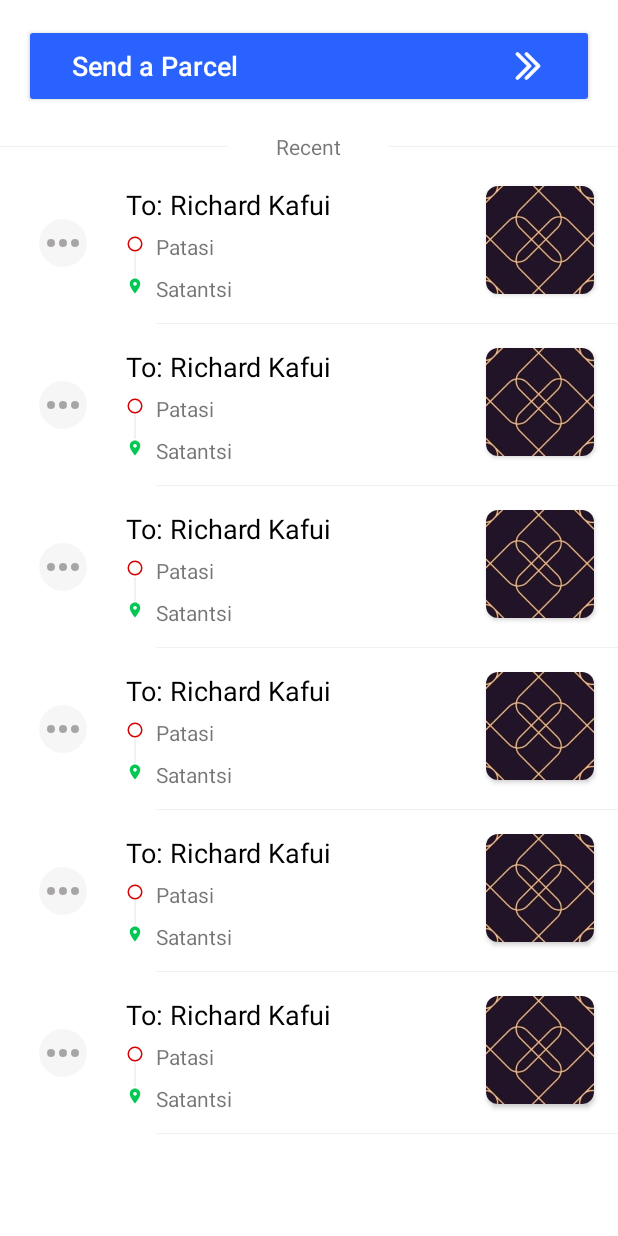
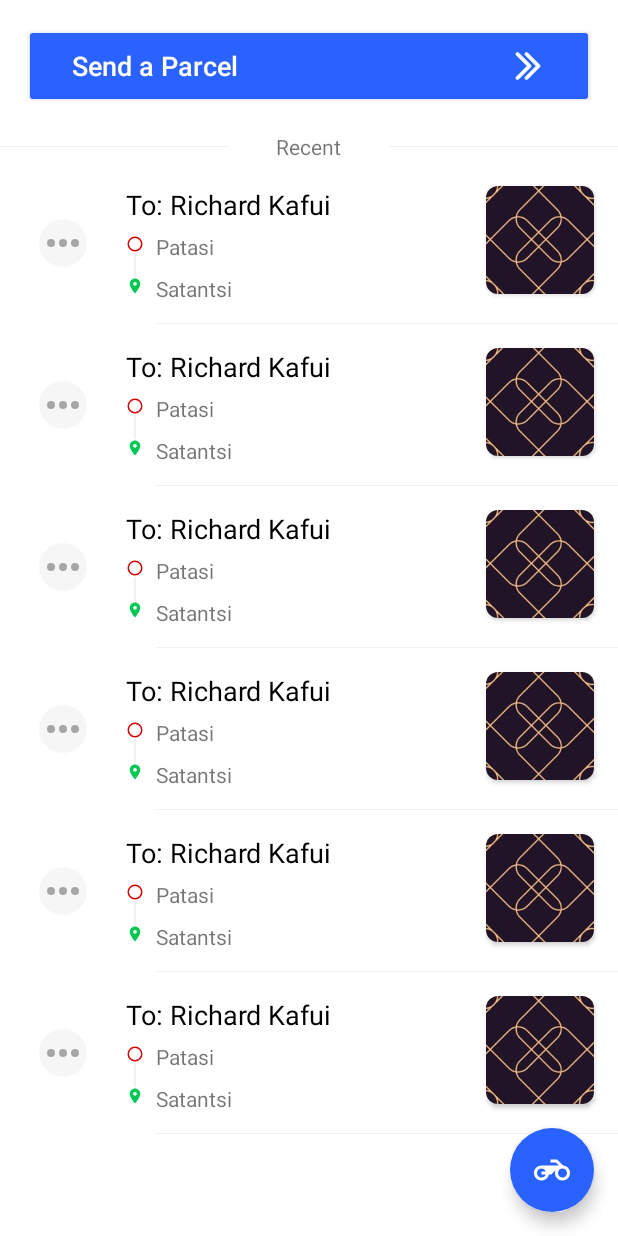
Before and after one commit to Johnyoat/finde-delivery, an Android app: the layout parcels_ui.xml on its own in the app's theme, with its tools: preview values and no code run, on a phone screen of 412 x 824 dp. Run offline under Robolectric (Android 15) with nearby library versions, the phone set to English and light mode, and no system bars.

Commit message:
Redesigned Parcel UI

```diff
--- a/app/src/main/java/com/finde/deliveryapp/MainActivity.kt
+++ b/app/src/main/java/com/finde/deliveryapp/MainActivity.kt
@@ -4,6 +4,7 @@ import android.annotation.SuppressLint
 import android.location.Location
 import android.os.Bundle
 import android.os.Looper
+import android.view.View
 import android.widget.RelativeLayout
 import android.widget.Toast
 import androidx.activity.viewModels
@@ -87,17 +88,63 @@ class MainActivity : AppCompatActivity(), PermissionsListener {
         })
 
 
+        minimize.setOnClickListener {
+            parcelSheet.state = BottomSheetBehavior.STATE_COLLAPSED
+        }
+
+
+        sendParcelFab.setOnClickListener{
+            callNewParcel()
+        }
+
+        parcelSheet.setBottomSheetCallback(object:BottomSheetBehavior.BottomSheetCallback(){
+            override fun onSlide(view: View, offset: Float) {
+                val alpha = 1 - offset
+                sendParcel.alpha = alpha
+                parcelTitle.alpha = offset
+                minimize.alpha = offset
+
+            }
+
+            @SuppressLint("SwitchIntDef")
+            override fun onStateChanged(view: View, state: Int) {
+                when(state){
+                    BottomSheetBehavior.STATE_EXPANDED->{
+                        sendParcel.visibility = View.GONE
+                        parcelTitle.visibility = View.VISIBLE
+                        minimize.visibility = View.VISIBLE
+                    }
+
+                    BottomSheetBehavior.STATE_DRAGGING->{
+                        parcelTitle.visibility = View.VISIBLE
+                        minimize.visibility = View.VISIBLE
+                        sendParcel.visibility = View.VISIBLE
+                    }
+
+                    BottomSheetBehavior.STATE_COLLAPSED->{
+                        sendParcel.visibility = View.VISIBLE
+                        parcelTitle.visibility = View.GONE
+                        minimize.visibility = View.GONE
+                    }
+                }
+            }
+        })
+
 
         locationBtn.setOnClickListener {
             getLocation(locationComponent)
         }
 
         sendParcel.setOnClickListener {
-            if (location != null) {
-                val newParcel = NewParcelFragment(location!!.latitude, location!!.longitude)
-                newParcel.setStyle(DialogFragment.STYLE_NORMAL, R.style.AppTheme)
-                newParcel.show(supportFragmentManager, "")
-            }
+            callNewParcel()
+        }
+    }
+
+    private fun callNewParcel() {
+        if (location != null) {
+            val newParcel = NewParcelFragment(location!!.latitude, location!!.longitude)
+            newParcel.setStyle(DialogFragment.STYLE_NORMAL, R.style.AppTheme)
+            newParcel.show(supportFragmentManager, "")
         }
     }
 
--- /dev/null
+++ b/app/src/main/res/drawable/ic_down.xml
@@ -0,0 +1,5 @@
+<vector android:height="24dp" android:tint="#FFFFFF"
+    android:viewportHeight="24.0" android:viewportWidth="24.0"
+    android:width="24dp" xmlns:android="http://schemas.android.com/apk/res/android">
+    <path android:fillColor="#FF000000" android:pathData="M7.41,7.84L12,12.42l4.59,-4.58L18,9.25l-6,6 -6,-6z"/>
+</vector>
--- /dev/null
+++ b/app/src/main/res/drawable/ic_motorcycle.xml
@@ -0,0 +1,5 @@
+<vector android:height="24dp" android:tint="#FFFFFF"
+    android:viewportHeight="24.0" android:viewportWidth="24.0"
+    android:width="24dp" xmlns:android="http://schemas.android.com/apk/res/android">
+    <path android:fillColor="#FF000000" android:pathData="M19.44,9.03L15.41,5H11v2h3.59l2,2H5c-2.8,0 -5,2.2 -5,5s2.2,5 5,5c2.46,0 4.45,-1.69 4.9,-4h1.65l2.77,-2.77c-0.21,0.54 -0.32,1.14 -0.32,1.77 0,2.8 2.2,5 5,5s5,-2.2 5,-5c0,-2.65 -1.97,-4.77 -4.56,-4.97zM7.82,15C7.4,16.15 6.28,17 5,17c-1.63,0 -3,-1.37 -3,-3s1.37,-3 3,-3c1.28,0 2.4,0.85 2.82,2H5v2h2.82zM19,17c-1.66,0 -3,-1.34 -3,-3s1.34,-3 3,-3 3,1.34 3,3 -1.34,3 -3,3z"/>
+</vector>
--- a/app/src/main/res/layout/parcels_ui.xml
+++ b/app/src/main/res/layout/parcels_ui.xml
@@ -1,42 +1,83 @@
 <?xml version="1.0" encoding="utf-8"?>
-<LinearLayout xmlns:app="http://schemas.android.com/apk/res-auto"
-    xmlns:android="http://schemas.android.com/apk/res/android"
+<RelativeLayout xmlns:android="http://schemas.android.com/apk/res/android"
+    xmlns:app="http://schemas.android.com/apk/res-auto"
     xmlns:tools="http://schemas.android.com/tools"
     android:id="@+id/parcelBottomSheet"
     android:layout_width="match_parent"
     android:layout_height="match_parent"
     android:layout_alignParentBottom="true"
     android:background="@color/white"
+    android:clickable="true"
     android:elevation="8dp"
+    android:focusable="true"
     android:orientation="vertical"
+    app:behavior_peekHeight="324dp"
     app:elevation="8dp"
-    android:clickable="true"
-    android:focusable="true"
-    app:layout_behavior="@string/bottom_sheet_behavior"
-    app:behavior_peekHeight="324dp">
+    app:layout_behavior="@string/bottom_sheet_behavior">
+
+
+    <com.google.android.material.floatingactionbutton.FloatingActionButton
+        android:layout_width="wrap_content"
+        android:layout_height="wrap_content"
+        android:layout_alignParentBottom="true"
+        android:layout_alignParentEnd="true"
+        android:layout_margin="16dp"
+        app:borderWidth="0dp"
+        android:src="@drawable/ic_motorcycle"
+        android:backgroundTint="@color/blue"
+        android:id="@+id/sendParcelFab"/>
+
+    <RelativeLayout
+        android:id="@+id/header"
+        android:layout_width="match_parent"
+        android:layout_height="wrap_content"
+        android:layout_margin="16dp">
+
+        <androidx.appcompat.widget.AppCompatTextView
+            android:layout_width="wrap_content"
+            android:layout_height="wrap_content"
+            android:layout_centerVertical="true"
+            android:text="Recent Deliveries"
+            android:textColor="@color/black"
+            android:textSize="18sp"
+            android:id="@+id/parcelTitle"
+            android:visibility="gone"/>
+
+        <androidx.appcompat.widget.AppCompatImageButton
+            android:layout_width="56dp"
+            android:layout_height="56dp"
+            android:layout_alignParentEnd="true"
+            android:src="@drawable/ic_down"
+            android:tint="@color/blue"
+            style="@style/Widget.AppCompat.Button.Borderless"
+            android:id="@+id/minimize"
+            android:visibility="gone"/>
 
         <androidx.appcompat.widget.AppCompatButton
             android:id="@+id/sendParcel"
             android:layout_width="match_parent"
             android:layout_height="56dp"
-        android:layout_margin="16dp"
             android:backgroundTint="@color/blue"
             android:drawableEnd="@drawable/ic_double_right"
+            android:drawablePadding="16dp"
+            android:gravity="start|center_vertical"
+            android:paddingStart="32dp"
+            android:paddingEnd="32dp"
             android:text="@string/send_a_parcel"
             android:textAllCaps="false"
-        android:gravity="start|center_vertical"
-        android:drawablePadding="16dp"
-        android:paddingStart="32dp"
-        android:paddingEnd="32dp"
             android:textColor="@color/white"
             android:textSize="18sp" />
 
+    </RelativeLayout>
+
 
     <LinearLayout
+        android:id="@+id/divider"
         android:layout_width="match_parent"
         android:layout_height="20dp"
-        android:orientation="horizontal"
-        android:gravity="center_vertical">
+        android:layout_below="@+id/header"
+        android:gravity="center_vertical"
+        android:orientation="horizontal">
 
         <View
             android:layout_width="0dp"
@@ -47,9 +88,9 @@
         <androidx.appcompat.widget.AppCompatTextView
             android:layout_width="wrap_content"
             android:layout_height="wrap_content"
-            android:text="@string/recent"
             android:layout_marginStart="32dp"
-            android:layout_marginEnd="32dp" />
+            android:layout_marginEnd="32dp"
+            android:text="@string/recent" />
 
         <View
             android:layout_width="0dp"
@@ -63,8 +104,9 @@
         android:id="@+id/recentParcelList"
         android:layout_width="match_parent"
         android:layout_height="match_parent"
-        tools:listitem="@layout/parcel_item"
+        android:layout_below="@id/divider"
+        app:layoutManager="androidx.recyclerview.widget.LinearLayoutManager"
         tools:itemCount="7"
-        app:layoutManager="androidx.recyclerview.widget.LinearLayoutManager"/>
+        tools:listitem="@layout/parcel_item" />
 
-</LinearLayout>
+</RelativeLayout>
```
Lines whose indentation alone changed are shown as unchanged.
